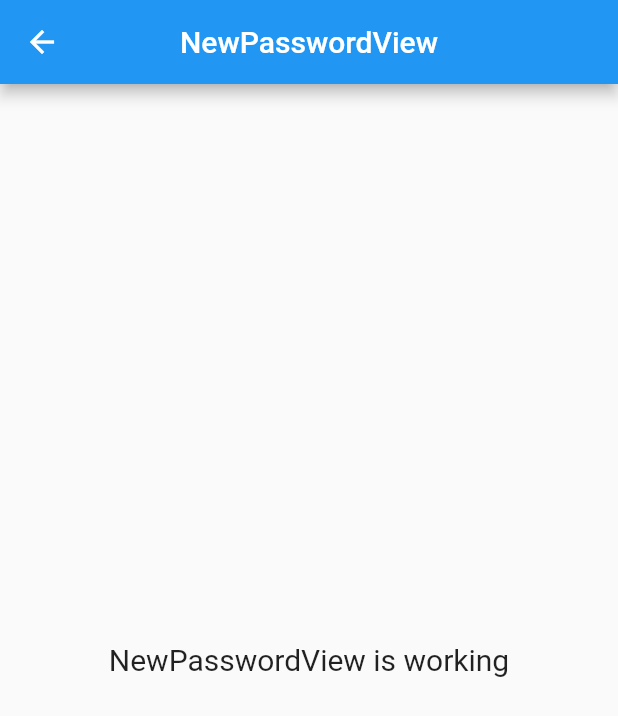
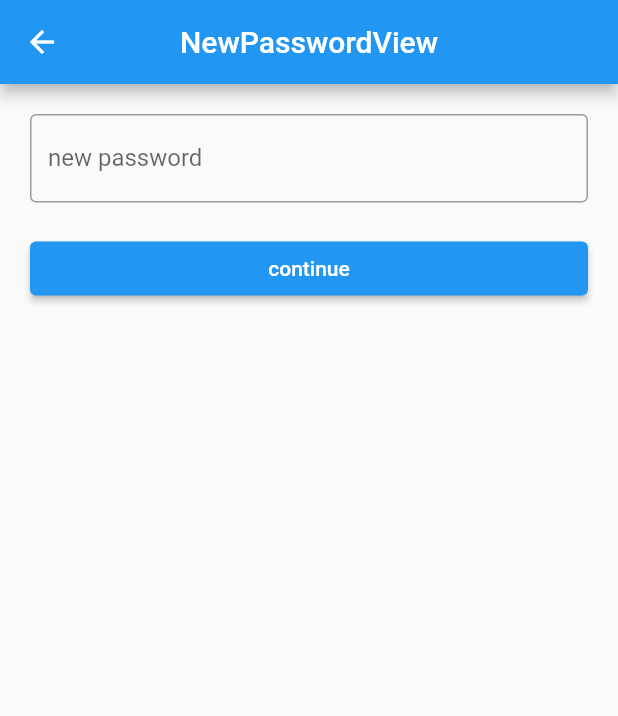
Before and after one commit to anggaps/geolocator-flutter, a Flutter app: the NewPasswordView screen opened by its route, on a phone screen of 412 x 824 dp. Shown: the top 716 px of the screen. Run offline on Flutter 3.47's test engine with Material 2 defaults, Android fonts, the phone set to English and light mode, and no system bars; our stand-ins replace cloud_firestore, firebase_auth, firebase_core, get; accounts and stored records are empty.

Commit message:
add newpassword page

```diff
--- a/lib/app/modules/new_password/controllers/new_password_controller.dart
+++ b/lib/app/modules/new_password/controllers/new_password_controller.dart
@@ -1,20 +1,41 @@
+import 'package:firebase_auth/firebase_auth.dart';
+import 'package:flutter/cupertino.dart';
+import 'package:geolocator/app/routes/app_pages.dart';
 import 'package:get/get.dart';
 
 class NewPasswordController extends GetxController {
-  //TODO: Implement NewPasswordController
+  TextEditingController newpassC = TextEditingController();
+  FirebaseAuth auth = FirebaseAuth.instance;
 
-  final count = 0.obs;
-  @override
-  void onInit() {
-    super.onInit();
+  void newPassword() async {
+    if (newpassC.text.isNotEmpty) {
+      if (newpassC.text != "password") {
+        try {
+          await auth.currentUser!.updatePassword(newpassC.text);
+
+          String? email = auth.currentUser!.email!;
+          await auth.signOut();
+
+          await auth.signInWithEmailAndPassword(
+            email: email,
+            password: newpassC.text,
+          );
+
+          Get.offAllNamed(Routes.HOME);
+        } on FirebaseAuthException catch (e) {
+          if (e.code == 'weak-password') {
+            Get.snackbar("Terjadi kesalahan",
+                "The password provided is too weak.setidaknya 6 karakter");
+          }
+        } catch (e) {
+          Get.snackbar("Terjadi kesalahan",
+              "tidak bisa ubah password,silahkan hubungi admin");
+        }
+      } else {
+        Get.snackbar("Terjadi kesalahan", "Password baru wajib diubah ");
+      }
+    } else {
+      Get.snackbar("Terjadi kesalahan", "Password baru wajib diisi");
+    }
   }
-
-  @override
-  void onReady() {
-    super.onReady();
-  }
-
-  @override
-  void onClose() {}
-  void increment() => count.value++;
 }
--- a/lib/app/modules/new_password/views/new_password_view.dart
+++ b/lib/app/modules/new_password/views/new_password_view.dart
@@ -8,16 +8,29 @@ class NewPasswordView extends GetView<NewPasswordController> {
   @override
   Widget build(BuildContext context) {
     return Scaffold(
-      appBar: AppBar(
-        title: Text('NewPasswordView'),
-        centerTitle: true,
-      ),
-      body: Center(
-        child: Text(
-          'NewPasswordView is working',
-          style: TextStyle(fontSize: 20),
+        appBar: AppBar(
+          title: const Text('NewPasswordView'),
+          centerTitle: true,
         ),
-      ),
-    );
+        body: ListView(
+          padding: const EdgeInsets.all(20),
+          children: [
+            TextField(
+              controller: controller.newpassC,
+              decoration: const InputDecoration(
+                labelText: "new password",
+                border: OutlineInputBorder(),
+              ),
+            ),
+            const SizedBox(
+              height: 20,
+            ),
+            ElevatedButton(
+                onPressed: () {
+                  controller.newPassword();
+                },
+                child: const Text("continue"))
+          ],
+        ));
   }
 }
```
